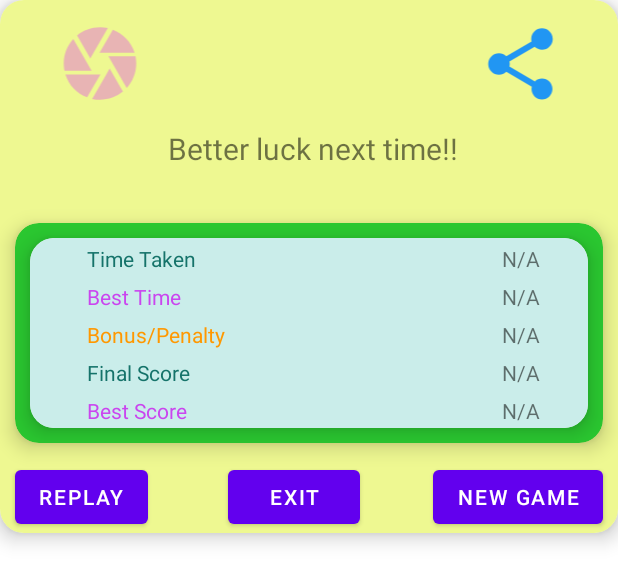
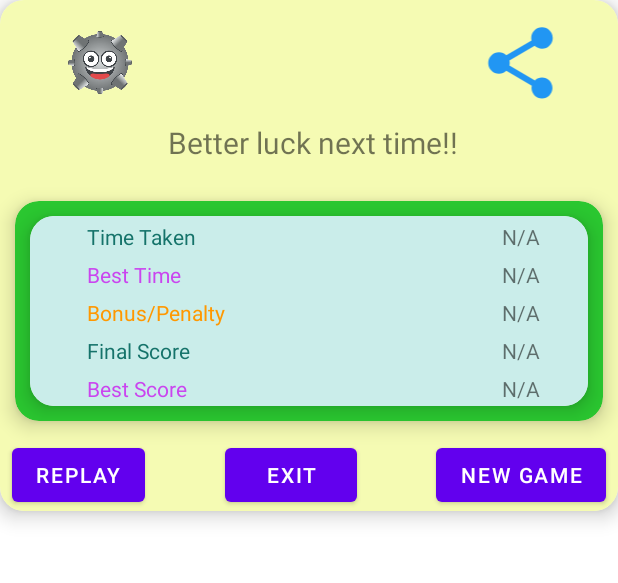
Before and after one commit to Rishabh2804/MineSweeper, an Android app: the layout score_card.xml on its own in the app's theme, with its tools: preview values and no code run, on a phone screen of 412 x 824 dp. Shown: the top 583 px of the screen. Run offline under Robolectric (Android 15) with nearby library versions, the phone set to English and light mode, and no system bars.

Commit message:
Project Finalised

```diff
--- a/app/src/main/AndroidManifest.xml
+++ b/app/src/main/AndroidManifest.xml
@@ -29,7 +29,7 @@
 
         <provider
             android:name="androidx.core.content.FileProvider"
-            android:authorities="com.example.minesweeper.MainActivity.provider"
+            android:authorities="com.example.minesweeper.GameScreen.provider"
             android:exported="false"
             android:grantUriPermissions="true">
             <meta-data
--- a/app/src/main/res/layout/score_card.xml
+++ b/app/src/main/res/layout/score_card.xml
@@ -5,14 +5,14 @@
     xmlns:tools="http://schemas.android.com/tools"
     android:layout_width="match_parent"
     android:layout_height="wrap_content"
+    android:background="#69C5B7"
     app:cardCornerRadius="16dp"
-    app:cardElevation="8dp"
-    android:background="#EEF891">
+    app:cardElevation="8dp">
 
     <androidx.constraintlayout.widget.ConstraintLayout
         android:layout_width="match_parent"
         android:layout_height="match_parent"
-        android:background="#EEF891">
+        android:background="#F5FBB3">
 
         <TextView
             android:id="@+id/result_in_words"
@@ -32,7 +32,7 @@
             android:layout_width="match_parent"
             android:layout_height="wrap_content"
             android:layout_marginStart="10dp"
-            android:layout_marginTop="20dp"
+            android:layout_marginTop="5dp"
             android:layout_marginEnd="10dp"
             app:cardBackgroundColor="@color/play_button_enabled"
             app:cardCornerRadius="16dp"
@@ -178,16 +178,15 @@
             android:id="@+id/newGame"
             android:layout_width="wrap_content"
             android:layout_height="wrap_content"
-            android:layout_marginEnd="10dp"
+            android:layout_marginEnd="8dp"
             android:text="New Game"
             app:layout_constraintEnd_toEndOf="parent"
-            app:layout_constraintTop_toTopOf="@+id/exit" />
+            app:layout_constraintTop_toTopOf="@+id/mainMenu" />
 
         <Button
-            android:id="@+id/exit"
+            android:id="@+id/mainMenu"
             android:layout_width="wrap_content"
             android:layout_height="wrap_content"
-            android:layout_marginStart="4dp"
             android:text="Exit"
             app:layout_constraintEnd_toStartOf="@+id/newGame"
             app:layout_constraintStart_toEndOf="@+id/replay"
@@ -197,7 +196,7 @@
             android:id="@+id/replay"
             android:layout_width="wrap_content"
             android:layout_height="wrap_content"
-            android:layout_marginStart="10dp"
+            android:layout_marginStart="8dp"
             android:layout_marginTop="12dp"
             android:text="Replay"
             app:layout_constraintStart_toStartOf="parent"
@@ -218,7 +217,7 @@
             tools:ignore="SpeakableTextPresentCheck" />
 
         <ImageButton
-            android:id="@+id/screenshot"
+            android:id="@+id/mascot"
             android:layout_width="61dp"
             android:layout_height="58dp"
             android:background="@android:color/transparent"
@@ -229,7 +228,7 @@
             app:layout_constraintStart_toStartOf="parent"
             app:layout_constraintTop_toTopOf="parent"
             app:layout_constraintVertical_bias="0.044"
-            app:srcCompat="@drawable/ic_baseline_camera_24"
+            app:srcCompat="@drawable/cutebomb"
             tools:ignore="SpeakableTextPresentCheck" />
 
         <androidx.constraintlayout.widget.Guideline
--- a/app/src/main/res/xml/file_paths.xml
+++ b/app/src/main/res/xml/file_paths.xml
@@ -1,7 +1,8 @@
 <?xml version="1.0" encoding="utf-8"?>
 <paths>
     <external-path
-        name="external_path"
+        name="external_files"
         path=".">
+
     </external-path>
 </paths>
```
Also changed, not shown: app/src/main/java/com/example/minesweeper/GameScreen.kt (+105 -10 lines), app/src/main/res/drawable/darawnabomb.png, app/src/main/res/drawable/right_flag.png, app/src/main/res/drawable/wrong_flag.png.
